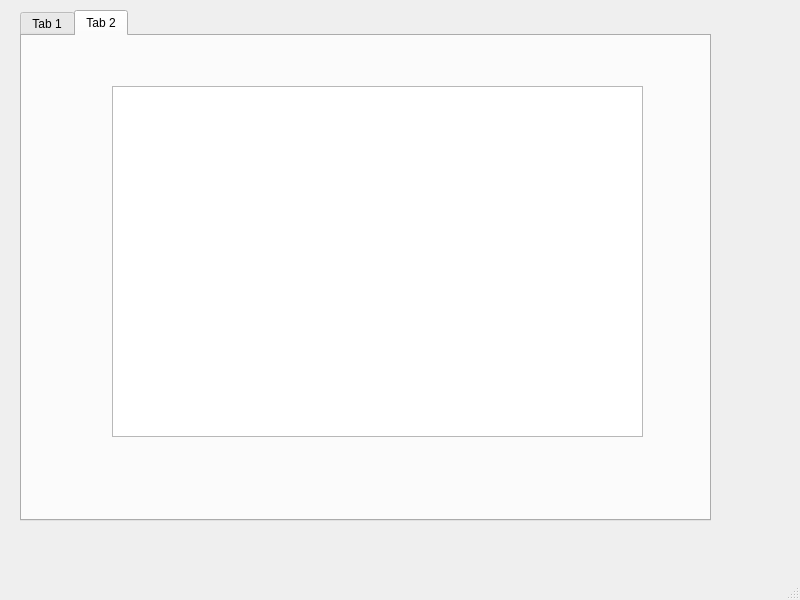
Qt form PDF_Process/Process_GUI.ui (IRandonation/KnowledgeMap) before a commit.
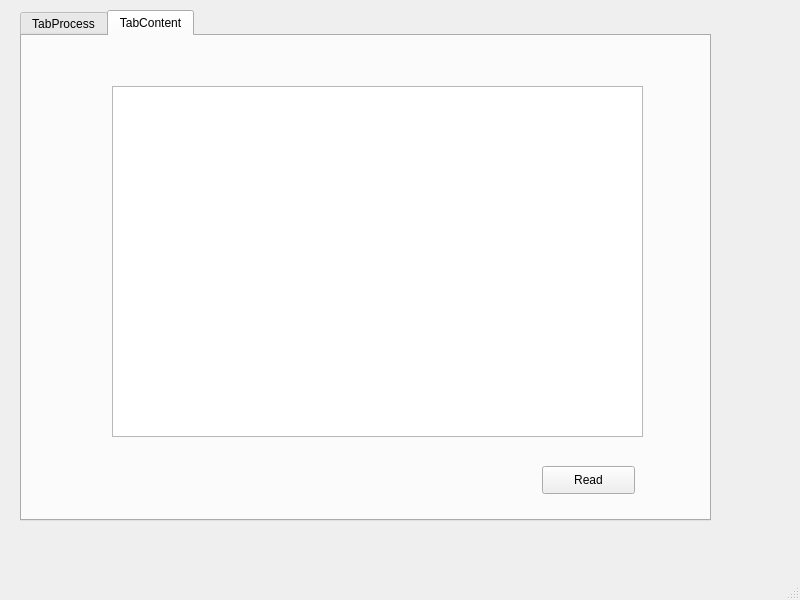
The same form after that commit. The open tabs and pages were chosen to show the change.

Diff of the .ui file:
```diff
--- a/PDF_Process/Process_GUI.ui
+++ b/PDF_Process/Process_GUI.ui
@@ -28,7 +28,7 @@
     </property>
     <widget class="QWidget" name="ProcessMenu">
      <attribute name="title">
-      <string>Tab 1</string>
+      <string>TabProcess</string>
      </attribute>
      <widget class="QPushButton" name="Process">
       <property name="geometry">
@@ -102,7 +102,7 @@
     </widget>
     <widget class="QWidget" name="TableMenu">
      <attribute name="title">
-      <string>Tab 2</string>
+      <string>TabContent</string>
      </attribute>
      <widget class="QListWidget" name="Folder">
       <property name="geometry">
@@ -114,6 +114,19 @@
        </rect>
       </property>
      </widget>
+     <widget class="QPushButton" name="Show">
+      <property name="geometry">
+       <rect>
+        <x>520</x>
+        <y>430</y>
+        <width>93</width>
+        <height>28</height>
+       </rect>
+      </property>
+      <property name="text">
+       <string>Read</string>
+      </property>
+     </widget>
     </widget>
    </widget>
   </widget>
```
Left out of the diff: 2 changed lines with no effect on the pictures.
